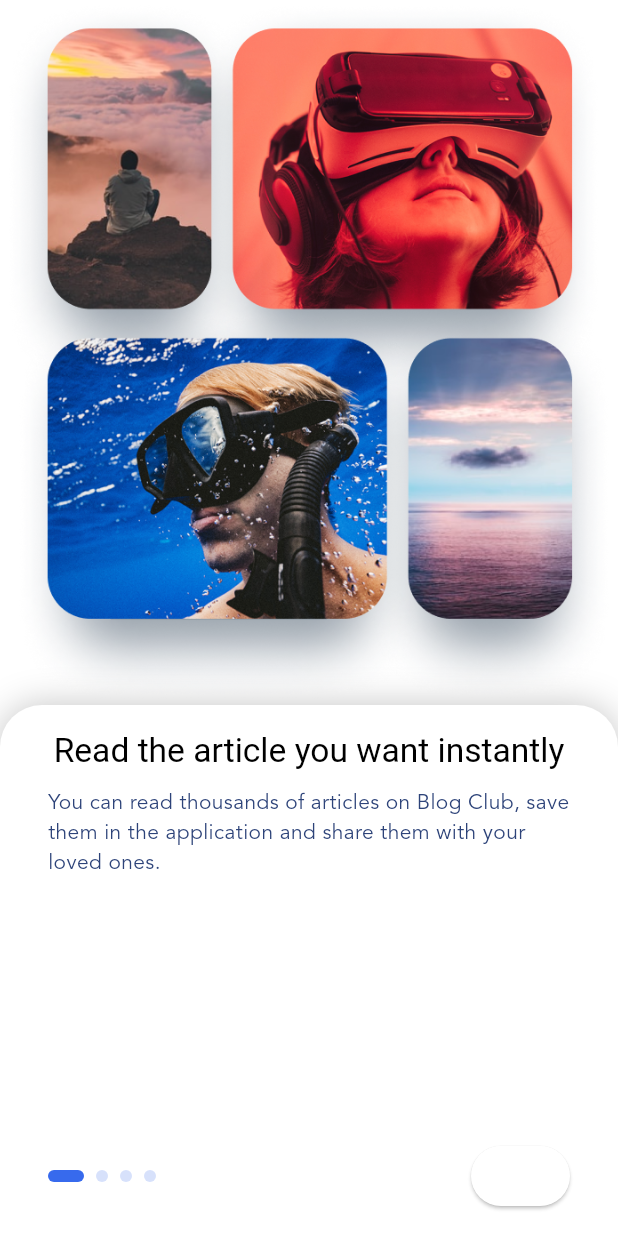
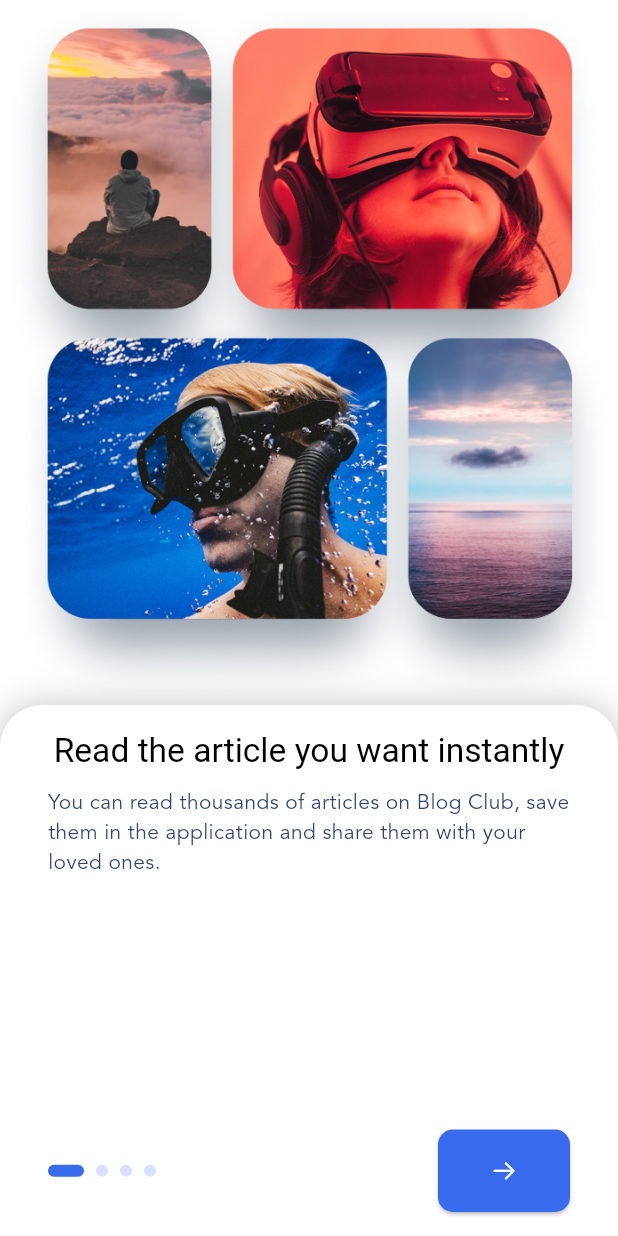
Before and after one commit to rvicode/blog_app, a Flutter app: the screen it shows after launch, on a phone screen of 412 x 824 dp. Run offline on Flutter 3.47's test engine with Material 3 defaults, Android fonts, the phone set to English and light mode, and no system bars; drawn by our look-alikes of smooth_page_indicator; our stand-ins replace dotted_border, flutter_svg.

Commit message:
create ElecatedButton in on_bording_screen file

```diff
--- a/lib/screens/on_bording_screen/on_bording_screen.dart
+++ b/lib/screens/on_bording_screen/on_bording_screen.dart
@@ -1,6 +1,6 @@
 import 'package:blog_app/fake_data/data.dart';
 import 'package:blog_app/gen/assets.gen.dart';
-import 'package:blog_app/screens/home_screen/home_screen.dart';
+import 'package:blog_app/screens/auth/auth_screen.dart';
 import 'package:flutter/cupertino.dart';
 import 'package:flutter/material.dart';
 import 'package:smooth_page_indicator/smooth_page_indicator.dart';
@@ -30,7 +30,7 @@ class _OnBordingScreenState extends State<OnBordingScreen> {
 
   @override
   Widget build(BuildContext context) {
-    final textTheme = Theme.of(context);
+    final ThemeData themeData = Theme.of(context);
     return SafeArea(
         child: Scaffold(
             backgroundColor: Colors.white,
@@ -66,7 +66,7 @@ class _OnBordingScreenState extends State<OnBordingScreen> {
                               children: [
                                 Text(
                                   items[index].title,
-                                  style: textTheme.textTheme.headlineMedium!
+                                  style: themeData.textTheme.headlineMedium!
                                       .apply(fontSizeFactor: 0.8),
                                 ),
                                 const SizedBox(
@@ -74,7 +74,7 @@ class _OnBordingScreenState extends State<OnBordingScreen> {
                                 ),
                                 Text(
                                   items[index].description,
-                                  style: textTheme.textTheme.bodyMedium,
+                                  style: themeData.textTheme.bodyMedium,
                                 ),
                               ],
                             ),
@@ -93,12 +93,23 @@ class _OnBordingScreenState extends State<OnBordingScreen> {
                               effect: ExpandingDotsEffect(
                                 dotWidth: 8,
                                 dotHeight: 8,
-                                activeDotColor: textTheme.colorScheme.primary,
-                                dotColor: textTheme.colorScheme.primary
+                                activeDotColor: themeData.colorScheme.primary,
+                                dotColor: themeData.colorScheme.primary
                                     .withOpacity(0.2),
                               ),
                             ),
                             ElevatedButton(
+                                style: ButtonStyle(
+                                  backgroundColor: MaterialStateProperty.all(
+                                      const Color(0xff376AED)),
+                                  minimumSize: MaterialStateProperty.all(
+                                      const Size(88, 55)),
+                                  shape: MaterialStateProperty.all(
+                                    RoundedRectangleBorder(
+                                      borderRadius: BorderRadius.circular(10),
+                                    ),
+                                  ),
+                                ),
                                 onPressed: () {
                                   page != items.length - 1
                                       ? _pageController.animateToPage(page + 1,
@@ -108,7 +119,7 @@ class _OnBordingScreenState extends State<OnBordingScreen> {
                                       : Navigator.of(context).pushReplacement(
                                           MaterialPageRoute(
                                               builder: (context) =>
-                                                  MyHomePage()));
+                                                  const AuthScreen()));
                                 },
                                 child: Icon(
                                   page != items.length - 1
```
